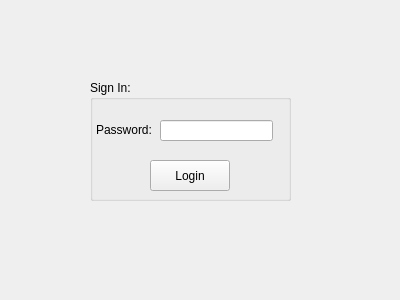
Before: the Qt Designer form loginwindow.ui in Starfractor/CS1C-Group-Project-1-National-Football-League, drawn with Qt 5.
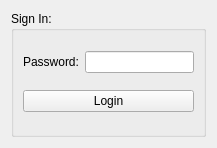
After: the same form once the commit is applied.

Diff of the .ui file:
```diff
--- a/loginwindow.ui
+++ b/loginwindow.ui
@@ -6,60 +6,40 @@
    <rect>
     <x>0</x>
     <y>0</y>
-    <width>400</width>
-    <height>300</height>
+    <width>217</width>
+    <height>148</height>
    </rect>
   </property>
   <property name="windowTitle">
    <string>Form</string>
   </property>
+  <layout class="QVBoxLayout" name="verticalLayout">
+   <item>
   <widget class="QGroupBox" name="groupBox">
-   <property name="geometry">
-    <rect>
-     <x>90</x>
-     <y>80</y>
-     <width>201</width>
-     <height>121</height>
-    </rect>
-   </property>
    <property name="title">
     <string>Sign In:</string>
    </property>
+     <layout class="QVBoxLayout" name="verticalLayout_2">
+      <item>
+       <layout class="QHBoxLayout" name="horizontalLayout">
+        <item>
    <widget class="QLabel" name="label_password">
-    <property name="geometry">
-     <rect>
-      <x>6</x>
-      <y>40</y>
-      <width>71</width>
-      <height>20</height>
-     </rect>
-    </property>
     <property name="text">
      <string>Password:</string>
     </property>
    </widget>
+        </item>
+        <item>
    <widget class="QLineEdit" name="lineEdit_password">
-    <property name="geometry">
-     <rect>
-      <x>70</x>
-      <y>40</y>
-      <width>113</width>
-      <height>21</height>
-     </rect>
-    </property>
     <property name="echoMode">
      <enum>QLineEdit::Password</enum>
     </property>
    </widget>
+        </item>
+       </layout>
+      </item>
+      <item>
    <widget class="QPushButton" name="pushButton_login">
-    <property name="geometry">
-     <rect>
-      <x>60</x>
-      <y>80</y>
-      <width>80</width>
-      <height>31</height>
-     </rect>
-    </property>
     <property name="layoutDirection">
      <enum>Qt::LeftToRight</enum>
     </property>
@@ -70,7 +50,11 @@
      <number>98</number>
     </property>
    </widget>
-  </widget>
+      </item>
+     </layout>
+    </widget>
+   </item>
+  </layout>
  </widget>
  <resources/>
  <connections/>
```
Lines whose indentation alone changed are shown as unchanged.
